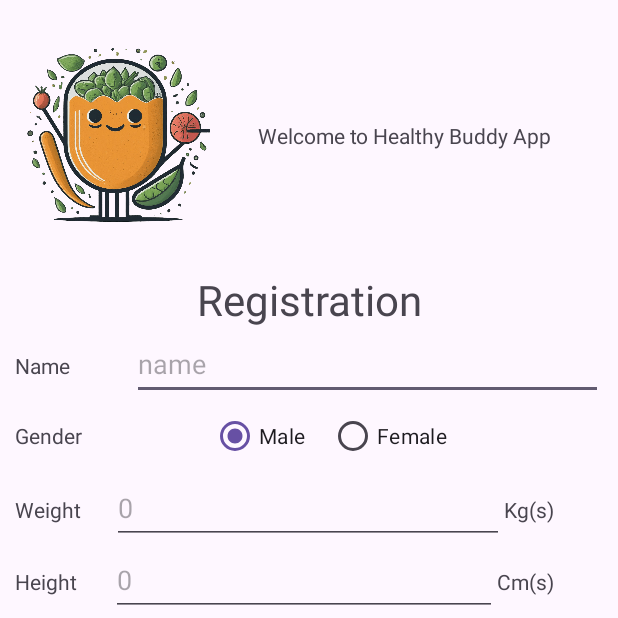
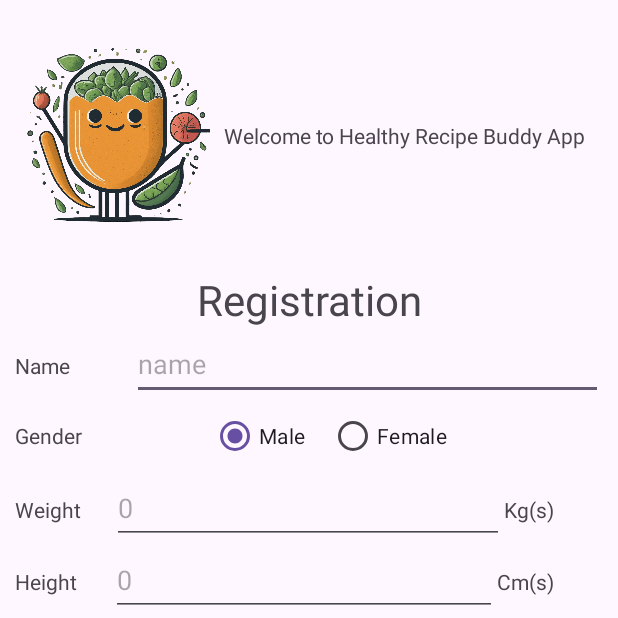
Before and after one commit to monkeystar0/healthyRecipeBuddy, an Android app: the screen it shows after launch (UserProfileSettingUpActivity), on a phone screen of 412 x 824 dp, the top half of it. Run offline under Robolectric (Android 15) with nearby library versions, the phone set to English and light mode, and no system bars.

Commit message:
prompt improvement, title fixed

```diff
--- a/app/src/main/java/com/example/healthyrecipebuddy/MainActivity.kt
+++ b/app/src/main/java/com/example/healthyrecipebuddy/MainActivity.kt
@@ -74,6 +74,7 @@ class MainActivity : AppCompatActivity() {
                     is UiState.Success -> {
                         // Display the generated text
                         binding.buddyRecommendTxt.text = uiState.response
+                        //binding.buddyRecommendTxt.text = "It's great to see you're in a healthy weight range with a BMI of 22.92 and body fat of 18.44%.  \uD83D\uDCAA Keep up the fantastic work! To stay in tip-top shape, how about adding some extra veggies and fruits to your meals? \uD83C\uDF4E\uD83E\uDD66  Small changes make a big difference!  \uD83D\uDE0AIt's great to see you're in a healthy weight range with a BMI of 22.92 and body fat of 18.44%.  \uD83D\uDCAA Keep up the fantastic work! To stay in tip-top shape, how about adding some extra veggies and fruits to your meals? \uD83C\uDF4E\uD83E\uDD66  Small changes make a big difference!  \uD83D\uDE0AIt's great to see you're in a healthy weight range with a BMI of 22.92 and body fat of 18.44%.  \uD83D\uDCAA Keep up the fantastic work! To stay in tip-top shape, how about adding some extra veggies and fruits to your meals? \uD83C\uDF4E\uD83E\uDD66  Small changes make a big difference!  \uD83D\uDE0AIt's great to see you're in a healthy weight range with a BMI of 22.92 and body fat of 18.44%.  \uD83D\uDCAA Keep up the fantastic work! To stay in tip-top shape, how about adding some extra veggies and fruits to your meals? \uD83C\uDF4E\uD83E\uDD66  Small changes make a big difference!  \uD83D\uDE0A"
                         hideLoadingIndicator()
                     }
                     is UiState.Error -> {
@@ -176,7 +177,7 @@ class MainActivity : AppCompatActivity() {
         val caloriesNeededText = "%.2f".format(caloriesNeeded)
         binding.caloriesNeedText.text = "Calories needed: $caloriesNeededText cal"
 
-        val prompt = "provide the friendly greeting message with emoticons and a briefly recommendation for healthy eating based on the BMI and body fat percentage of the user's health from the following information: gender=$gender, age= $age, bmi= $bmiValue, bodyFat= $bodyFatValue"
+        val prompt = "provide the friendly greeting message with emoticons and 60 words of briefly recommendation for healthy eating based on the BMI and body fat percentage of the user's health from the following information: gender=$gender, age= $age, bmi= $bmiValue, bodyFat= $bodyFatValue"
         if(initialSetup){
             mainViewModel.sendPrompt(prompt)
             initialSetup = false
--- a/app/src/main/res/layout/activity_main.xml
+++ b/app/src/main/res/layout/activity_main.xml
@@ -1,5 +1,5 @@
 <?xml version="1.0" encoding="utf-8"?>
-<ScrollView xmlns:android="http://schemas.android.com/apk/res/android"
+<androidx.core.widget.NestedScrollView xmlns:android="http://schemas.android.com/apk/res/android"
     xmlns:app="http://schemas.android.com/apk/res-auto"
     xmlns:tools="http://schemas.android.com/tools"
     android:id="@+id/main"
@@ -219,7 +219,7 @@
 
                     <LinearLayout
                         android:layout_width="match_parent"
-                        android:layout_height="wrap_content"
+                        android:layout_height="match_parent"
                         android:orientation="vertical">
 
                         <TextView
@@ -448,4 +448,4 @@
 
     </LinearLayout>
 
-</ScrollView>
+</androidx.core.widget.NestedScrollView>
--- a/app/src/main/res/layout/activity_user_profile_setting_up.xml
+++ b/app/src/main/res/layout/activity_user_profile_setting_up.xml
@@ -35,7 +35,7 @@
                 android:layout_height="wrap_content"
                 android:layout_weight="2"
                 android:gravity="center"
-                android:text="Welcome to Healthy Buddy App" />
+                android:text="Welcome to Healthy Recipe Buddy App" />
 
         </LinearLayout>
 
```
